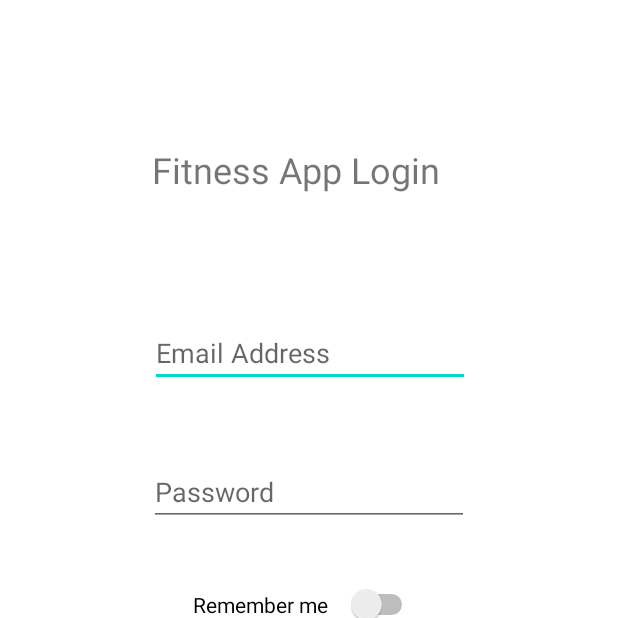
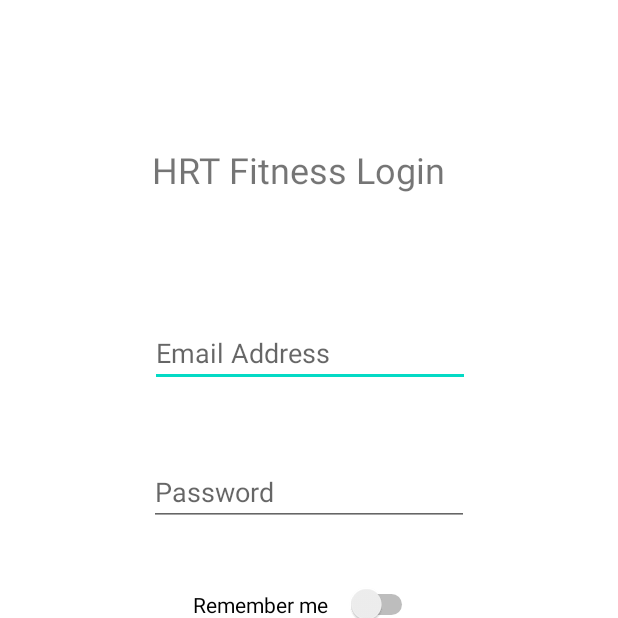
Before and after one commit to RajbirBains/HRTFitnessApp, an Android app: the screen it shows after launch (LoginActivity), on a phone screen of 412 x 824 dp, the top half of it. Run offline under Robolectric (Android 15) with nearby library versions, the phone set to English and light mode, and no system bars; our stand-ins replace Firebase (no records; nobody signed in at launch, a user with empty details on screens opened directly).

Commit message:
changing login header

```diff
--- a/app/src/main/java/com/example/hrtfitnessapp/SignUpActivity.java
+++ b/app/src/main/java/com/example/hrtfitnessapp/SignUpActivity.java
@@ -96,6 +96,7 @@ public class SignUpActivity extends AppCompatActivity {
             editTextUserName.requestFocus();
             return;
         }
+
         mAuth.createUserWithEmailAndPassword(EmailAddress, Password)
                 .addOnCompleteListener(new OnCompleteListener<AuthResult>() {
                     @Override
--- a/app/src/main/res/layout/activity_login.xml
+++ b/app/src/main/res/layout/activity_login.xml
@@ -15,7 +15,7 @@
         android:layout_marginEnd="101dp"
         android:layout_marginRight="101dp"
         android:layout_marginBottom="622dp"
-        android:text="Fitness App Login"
+        android:text="@string/login_header"
         android:textSize="24sp"
         app:layout_constraintBottom_toBottomOf="parent"
         app:layout_constraintEnd_toEndOf="parent"
--- a/app/src/main/res/values/strings.xml
+++ b/app/src/main/res/values/strings.xml
@@ -1,5 +1,6 @@
 <resources>
     <string name="app_name">HRTFitnessApp</string>
+    <string name="login_header">HRT Fitness Login</string>
     <string name="title_activity_login">LoginActivity</string>
     <string name="prompt_email">Email</string>
     <string name="prompt_password">Password</string>
```
